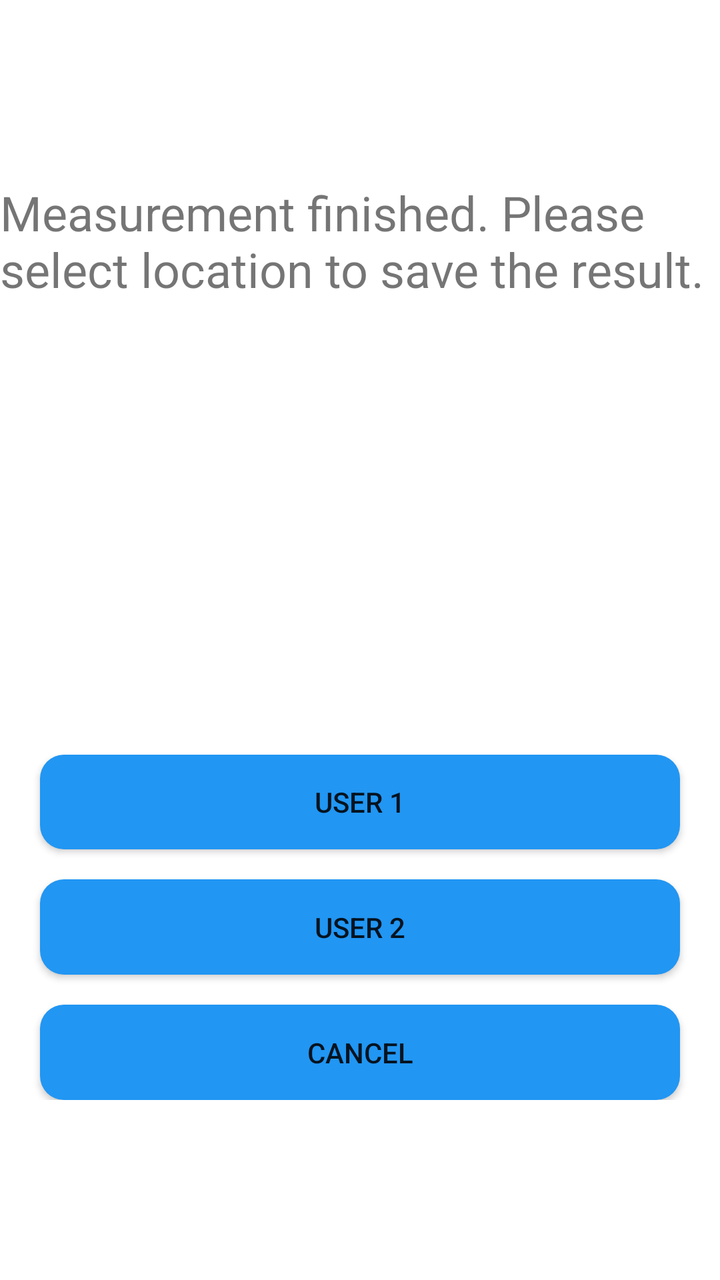
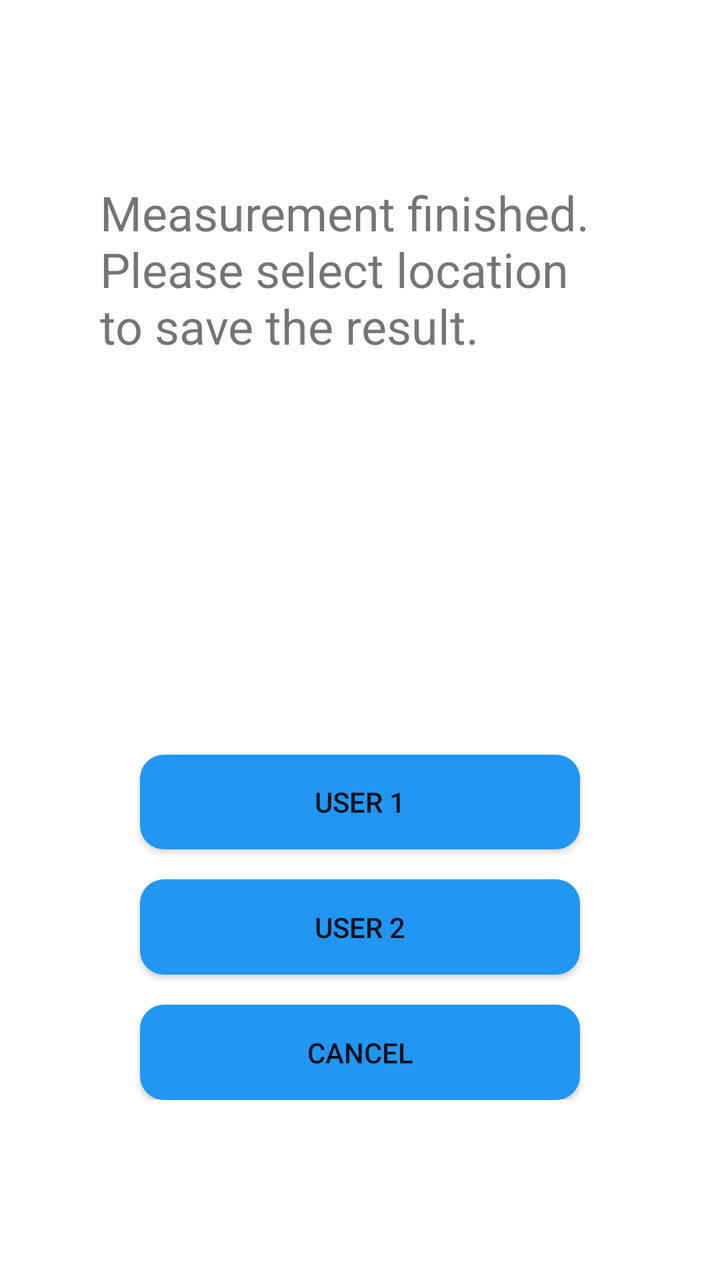

Screens rendered from an Android XML layout before and after an edit, with the pre-edit source and the edit as a unified diff.
<!-- AndroidManifest.xml: application theme Theme.RoomEqualizer -->
<!-- res/layout/layout_pop3.xml -->
<?xml version="1.0" encoding="utf-8"?>
<LinearLayout xmlns:android="http://schemas.android.com/apk/res/android"
    xmlns:app="http://schemas.android.com/apk/res-auto"
    android:layout_width="match_parent"
    android:layout_height="match_parent"
    android:gravity="center"
    android:orientation="vertical">

    <LinearLayout
        android:layout_width="400dp"
        android:layout_height="500dp"
        android:background="@color/white"
        android:orientation="vertical"
        android:padding="20dp">

        <LinearLayout
            android:layout_width="match_parent"
            android:layout_height="0dp"
            android:layout_weight="5"
            android:orientation="horizontal">

            <TextView
                android:id="@+id/tvMessage"
                android:layout_width="match_parent"
                android:layout_height="wrap_content"
                android:text="@string/noti_finished_measurement"
                android:textSize="24sp" />
        </LinearLayout>

        <LinearLayout
            android:layout_width="match_parent"
            android:layout_height="0dp"
            android:layout_weight="3"
            android:orientation="vertical">

            <android.widget.Button
                android:id="@+id/btnUser1"
                android:layout_width="match_parent"
                android:layout_height="0dp"
                android:layout_marginLeft="20dp"
                android:layout_marginRight="20dp"
                android:layout_marginBottom="10dp"
                android:layout_weight="1"
                android:background="@drawable/bg_button"
                android:text="@string/eq_user1" />

            <android.widget.Button
                android:id="@+id/btnUser2"
                android:layout_width="match_parent"
                android:layout_height="0dp"
                android:layout_marginLeft="20dp"
                android:layout_marginTop="5dp"
                android:layout_marginRight="20dp"
                android:layout_marginBottom="5dp"
                android:layout_weight="1"
                android:background="@drawable/bg_button"
                android:text="@string/eq_user2" />

            <android.widget.Button
                android:id="@+id/btnCancel"
                android:layout_width="match_parent"
                android:layout_height="0dp"
                android:layout_marginLeft="20dp"
                android:layout_marginTop="10dp"
                android:layout_marginRight="20dp"
                android:layout_weight="1"
                android:background="@drawable/bg_button"
                android:text="@string/cancel" />
        </LinearLayout>

    </LinearLayout>

</LinearLayout>
<!-- resources referenced by this layout -->
<resources>
  <color name="white">#FFFFFFFF</color>
  <!-- drawable bg_button (drawable) -->
  <?xml version="1.0" encoding="utf-8"?>
  <selector xmlns:android="http://schemas.android.com/apk/res/android">
  
      
      <item android:state_pressed="true">
          <shape android:shape="rectangle">
              <solid android:color="#2196F3" /> 
              <corners android:radius="12dp" /> 
          </shape>
      </item>
  
      
      <item>
          <shape android:shape="rectangle">
              <solid android:color="#2196F3" /> 
              <corners android:radius="12dp" /> 
          </shape>
      </item>
  
  </selector>
  <string name="cancel">CANCEL</string>
  <string name="eq_user1">User 1</string>
  <string name="eq_user2">User 2</string>
  <string name="noti_finished_measurement">Measurement finished. Please select location to save the result.</string>
  <style name="Theme.RoomEqualizer" parent="Theme.MaterialComponents.DayNight.DarkActionBar">
          
          <item name="colorPrimary">@color/purple_500</item>
          <item name="colorPrimaryVariant">@color/purple_700</item>
          <item name="colorOnPrimary">@color/white</item>
          
          <item name="colorSecondary">@color/teal_200</item>
          <item name="colorSecondaryVariant">@color/teal_700</item>
          <item name="colorOnSecondary">@color/black</item>
          
          <item name="android:statusBarColor">?attr/colorPrimaryVariant</item>
          
      </style>
  <color name="purple_500">#FF6200EE</color>
  <color name="purple_700">#FF3700B3</color>
  <color name="teal_200">#FF03DAC5</color>
  <color name="teal_700">#FF018786</color>
  <color name="black">#FF000000</color>
</resources>

<!-- the commit's change to res/layout/layout_pop3.xml (unified diff, before → after) -->
@@ -7,7 +7,7 @@
     android:orientation="vertical">
 
     <LinearLayout
-        android:layout_width="400dp"
+        android:layout_width="300dp"
         android:layout_height="500dp"
         android:background="@color/white"
         android:orientation="vertical"
